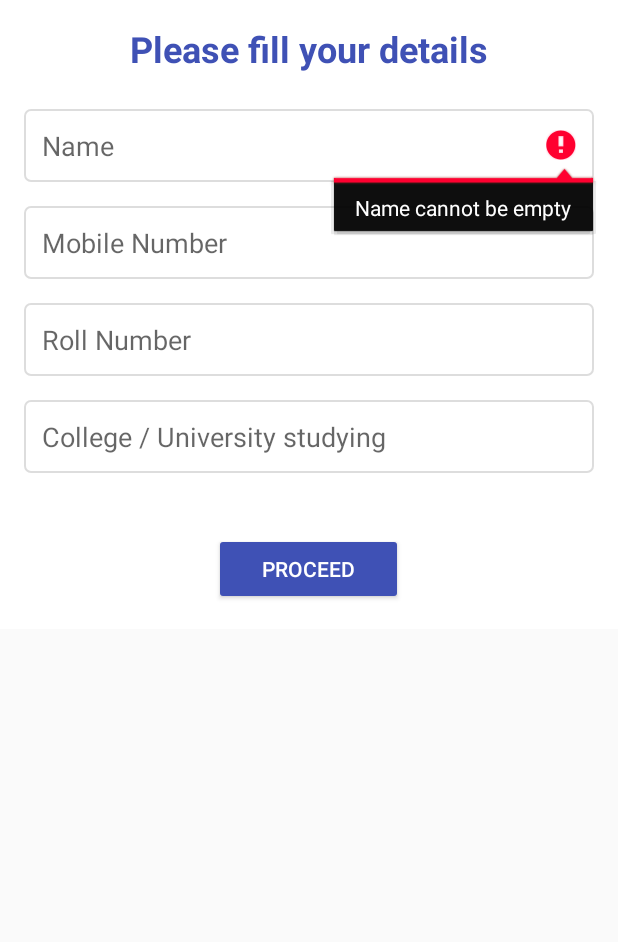
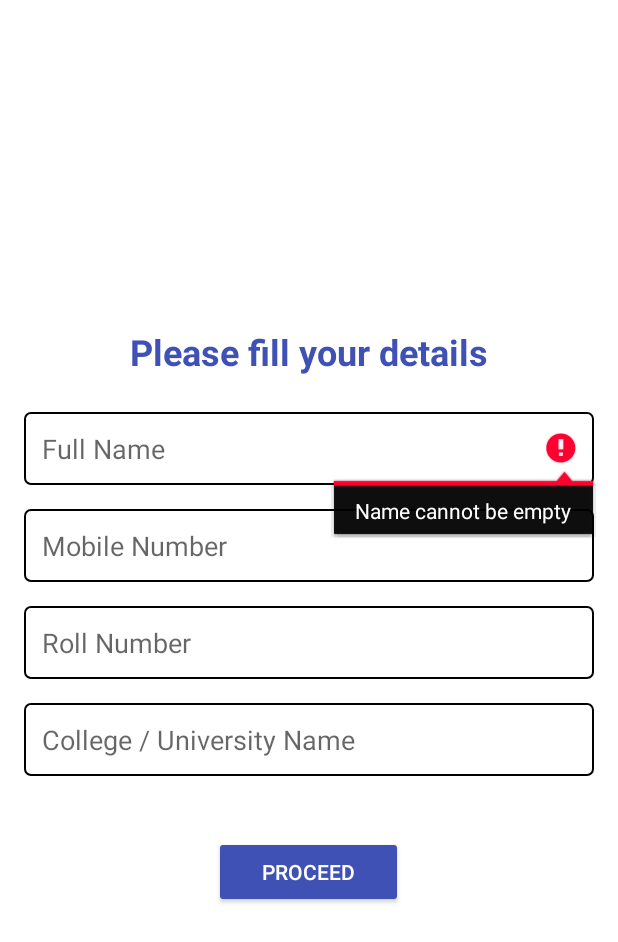
Before and after one commit to chetankumarpulipati/GDSC-MBU-latest, an Android app built with Jetpack Compose: the WelcomeActivity screen opened directly, with no data from a screen before it, after a tap on "PROCEED", on a phone screen of 412 x 824 dp. Shown: the top 942 px of the screen. Run offline under Robolectric (Android 15) with nearby library versions, the phone set to English and light mode, and no system bars.

```diff
--- a/app/src/main/AndroidManifest.xml
+++ b/app/src/main/AndroidManifest.xml
@@ -3,6 +3,8 @@
     xmlns:tools="http://schemas.android.com/tools">
     <uses-permission android:name="android.permission.INTERNET" />
     <uses-permission android:name="android.permission.ACCESS_NETWORK_STATE" />
+    <uses-permission android:name="android.permission.ACCESS_WIFI_STATE" />
+    <uses-permission android:name="android.permission.POST_NOTIFICATION" />
     <application
         android:allowBackup="true"
         android:dataExtractionRules="@xml/data_extraction_rules"
--- a/app/src/main/java/com/gdsc/gdsc_mbu/MainActivity.kt
+++ b/app/src/main/java/com/gdsc/gdsc_mbu/MainActivity.kt
@@ -22,6 +22,7 @@ class MainActivity : ComponentActivity() {
             AppNavigator(isLoggedIn = isLoggedIn)
     }
     }
+
     @Composable
     fun AppNavigator(isLoggedIn: Boolean) {
         val navController = rememberNavController()
@@ -37,4 +38,6 @@ class MainActivity : ComponentActivity() {
             }
         }
     }
+
+
 }
--- a/app/src/main/java/com/gdsc/gdsc_mbu/WelcomeActivity.kt
+++ b/app/src/main/java/com/gdsc/gdsc_mbu/WelcomeActivity.kt
@@ -26,14 +26,8 @@ class WelcomeActivity : ComponentActivity() {
             userDetails["roll"] = rollNumber.text.toString()
             userDetails["college"] = collegeName.text.toString()
 
-            val mobileNumber = userDetails["mobile"]
-
             if (userDetails["name"].isNullOrEmpty()){
                 welcomeName.error = "Name cannot be empty"
-                return@setOnClickListener
-            }
-            if (mobileNumber.isNullOrEmpty() || mobileNumber.matches(Regex("[a-z]+")).not()) {
-                welcomeMobile.error = "Please check your mobile number"
                 return@setOnClickListener
             }
             if (userDetails["mobile"]!!.length != 10){
--- a/app/src/main/java/com/gdsc/gdsc_mbu/login_screen.kt
+++ b/app/src/main/java/com/gdsc/gdsc_mbu/login_screen.kt
@@ -45,9 +45,9 @@ import androidx.navigation.compose.rememberNavController
 import com.google.firebase.auth.ktx.auth
 import com.google.firebase.ktx.Firebase
 
-
 fun loginWithEmail(email: String, password: String, navController: NavController, context: Context) {
     val auth = Firebase.auth
+
     auth.signInWithEmailAndPassword(email, password)
         .addOnCompleteListener { task ->
             if (task.isSuccessful) {
--- a/app/src/main/res/drawable/edit_text_background.xml
+++ b/app/src/main/res/drawable/edit_text_background.xml
@@ -2,7 +2,7 @@
     <solid android:color="#FFFFFF" />
     <stroke
         android:width="1dp"
-        android:color="#DDDDDD" />
+        android:color="#000000" />
     <corners android:radius="4dp" />
     <padding
         android:left="10dp"
--- a/app/src/main/res/layout/welcome_screen.xml
+++ b/app/src/main/res/layout/welcome_screen.xml
@@ -2,15 +2,17 @@
 <ScrollView xmlns:android="http://schemas.android.com/apk/res/android"
     xmlns:app="http://schemas.android.com/apk/res-auto"
     android:layout_width="match_parent"
-    android:layout_height="match_parent">
+    android:layout_height="match_parent"
+    android:fillViewport="true">
 
     <LinearLayout
         android:layout_width="match_parent"
-        android:layout_height="wrap_content"
+        android:layout_height="match_parent"
         android:orientation="vertical"
         android:padding="16dp"
         android:background="@color/background_color"
-        android:gravity="center">
+        android:gravity="center"
+        android:layout_gravity="center">
 
         <TextView
             android:id="@+id/details_heading"
@@ -26,7 +28,8 @@
             android:id="@+id/welcome_name"
             android:layout_width="match_parent"
             android:layout_height="wrap_content"
-            android:hint="Name"
+            android:hint="Full Name"
+            android:singleLine="true"
             android:padding="12dp"
             android:background="@drawable/edit_text_background"
             android:layout_marginBottom="16dp" />
@@ -36,6 +39,7 @@
             android:layout_width="match_parent"
             android:layout_height="wrap_content"
             android:hint="Mobile Number"
+            android:singleLine="true"
             android:padding="12dp"
             android:background="@drawable/edit_text_background"
             android:layout_marginBottom="16dp" />
@@ -45,6 +49,7 @@
             android:layout_width="match_parent"
             android:layout_height="wrap_content"
             android:hint="Roll Number"
+            android:singleLine="true"
             android:padding="12dp"
             android:background="@drawable/edit_text_background"
             android:layout_marginBottom="16dp" />
@@ -53,7 +58,8 @@
             android:id="@+id/welcome_college"
             android:layout_width="match_parent"
             android:layout_height="wrap_content"
-            android:hint="College / University studying"
+            android:hint="College / University Name"
+            android:singleLine="true"
             android:padding="12dp"
             android:background="@drawable/edit_text_background"
             android:layout_marginBottom="24dp" />
```
Also changed, not shown: app/src/main/java/com/gdsc/gdsc_mbu/HomeScreen.kt (+31 -0 lines), app/src/main/java/com/gdsc/gdsc_mbu/Permissions.kt (added, +23 -0 lines), app/src/main/java/com/gdsc/gdsc_mbu/ProfileScreen.kt (+1 -18 lines).
